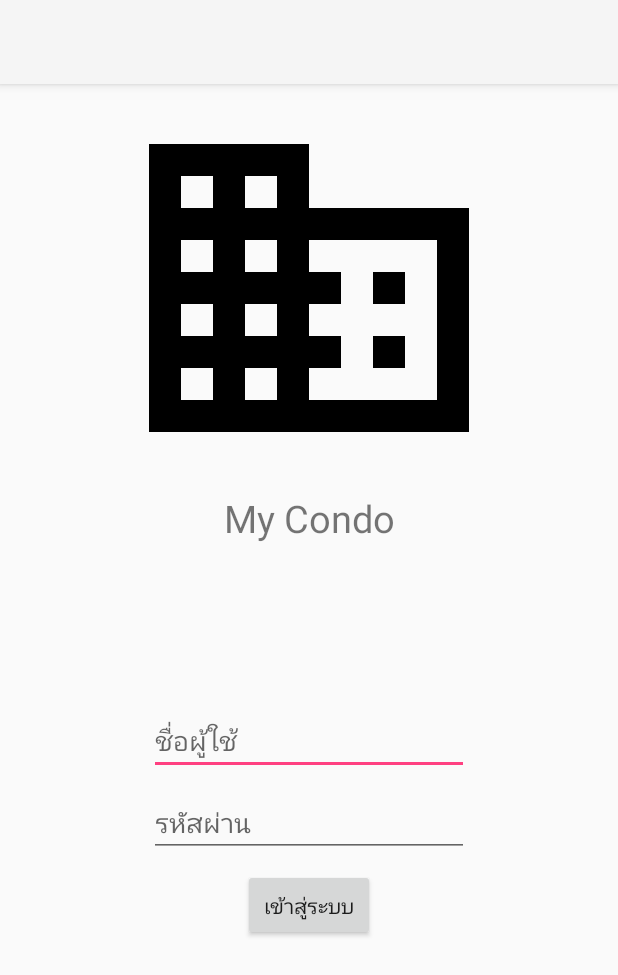
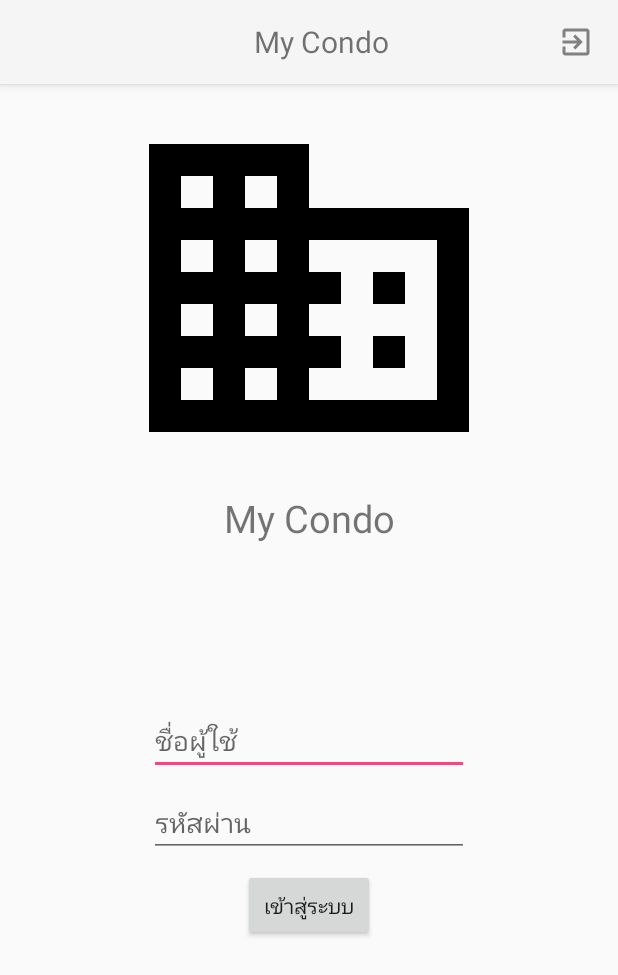
Before and after one commit to Suppasek/MyCondominium, an Android app: the screen it shows after launch (MainActivity), on a phone screen of 412 x 824 dp. Shown: the top 975 px of the screen. Run offline under Robolectric (Android 15) with nearby library versions, the phone set to English and light mode, and no system bars; our stand-ins replace Firebase (no records; nobody signed in at launch, a user with empty details on screens opened directly), RxJava; libraries missing offline, so code that uses them is left out: com.aurelhubert.ahbottomnavigation; plain views replace AHBottomNavigation; 1 statement that could not run was skipped.

Commit message:
add logout button

```diff
--- a/app/src/main/res/layout/toolbar.xml
+++ b/app/src/main/res/layout/toolbar.xml
@@ -1,25 +1,56 @@
 <?xml version="1.0" encoding="utf-8"?>
-<com.google.android.material.appbar.AppBarLayout xmlns:android="http://schemas.android.com/apk/res/android"
+<androidx.appcompat.widget.Toolbar xmlns:android="http://schemas.android.com/apk/res/android"
     xmlns:app="http://schemas.android.com/apk/res-auto"
+    android:id="@+id/toolbar"
     android:layout_width="match_parent"
-    android:layout_height="wrap_content">
+    android:layout_height="wrap_content"
+    android:background="?attr/colorPrimary"
+    android:elevation="4dp"
+    android:orientation="horizontal"
+    android:theme="@style/ThemeOverlay.AppCompat.ActionBar"
+    app:popupTheme="@style/ThemeOverlay.AppCompat.Light">
 
-    <androidx.appcompat.widget.Toolbar xmlns:android="http://schemas.android.com/apk/res/android"
-        xmlns:app="http://schemas.android.com/apk/res-auto"
-        android:id="@+id/toolbar"
+    <androidx.constraintlayout.widget.ConstraintLayout
+        android:id="@+id/toolbar_frame"
         android:layout_width="match_parent"
-        android:layout_height="wrap_content"
-        android:background="?attr/colorPrimary"
-        android:elevation="4dp"
-        android:theme="@style/ThemeOverlay.AppCompat.ActionBar"
-        app:popupTheme="@style/ThemeOverlay.AppCompat.Light">
+        android:layout_height="match_parent">
+
+        <TextView
+            android:id="@+id/toolbar_name"
+            android:layout_width="wrap_content"
+            android:layout_height="wrap_content"
+            android:layout_marginStart="8dp"
+            android:layout_marginEnd="8dp"
+            android:text="My Condo"
+            android:textSize="20sp"
+            app:layout_constraintBottom_toBottomOf="parent"
+            app:layout_constraintEnd_toEndOf="parent"
+            app:layout_constraintStart_toStartOf="parent"
+            app:layout_constraintTop_toTopOf="parent" />
 
         <Spinner
             android:id="@+id/water_spinner_year"
             android:layout_width="wrap_content"
             android:layout_height="wrap_content"
-            android:visibility="gone" />
 
-    </androidx.appcompat.widget.Toolbar>
+            android:layout_marginEnd="8dp"
+            android:visibility="gone"
+            app:layout_constraintBottom_toBottomOf="parent"
+            app:layout_constraintEnd_toEndOf="parent"
+            app:layout_constraintStart_toStartOf="parent"
+            app:layout_constraintTop_toTopOf="parent" />
 
-</com.google.android.material.appbar.AppBarLayout>
+        <ImageView
+            android:id="@+id/toolbar_logout"
+            android:layout_width="wrap_content"
+            android:layout_height="match_parent"
+            android:layout_marginEnd="16dp"
+            android:background="?android:selectableItemBackground"
+            app:layout_constraintBottom_toBottomOf="parent"
+            app:layout_constraintEnd_toEndOf="parent"
+            app:layout_constraintTop_toTopOf="parent"
+            app:srcCompat="@drawable/ic_logout" />
+
+    </androidx.constraintlayout.widget.ConstraintLayout>
+
+</androidx.appcompat.widget.Toolbar>
```
Also changed, not shown: app/src/main/java/com/suppasek/mycondo/activity/MainActivity.kt (+20 -0 lines), app/src/main/java/com/suppasek/mycondo/fragment/PackageFragment.kt (+8 -1 lines), app/src/main/res/layout/fragment_package.xml (+1 -13 lines), app/src/main/res/drawable-hdpi/ic_logout.png (added), app/src/main/res/drawable-mdpi/ic_logout.png (added), app/src/main/res/drawable-xhdpi/ic_logout.png (added), app/src/main/res/drawable-xxhdpi/ic_logout.png (added), app/src/main/res/drawable-xxxhdpi/ic_logout.png (added).
